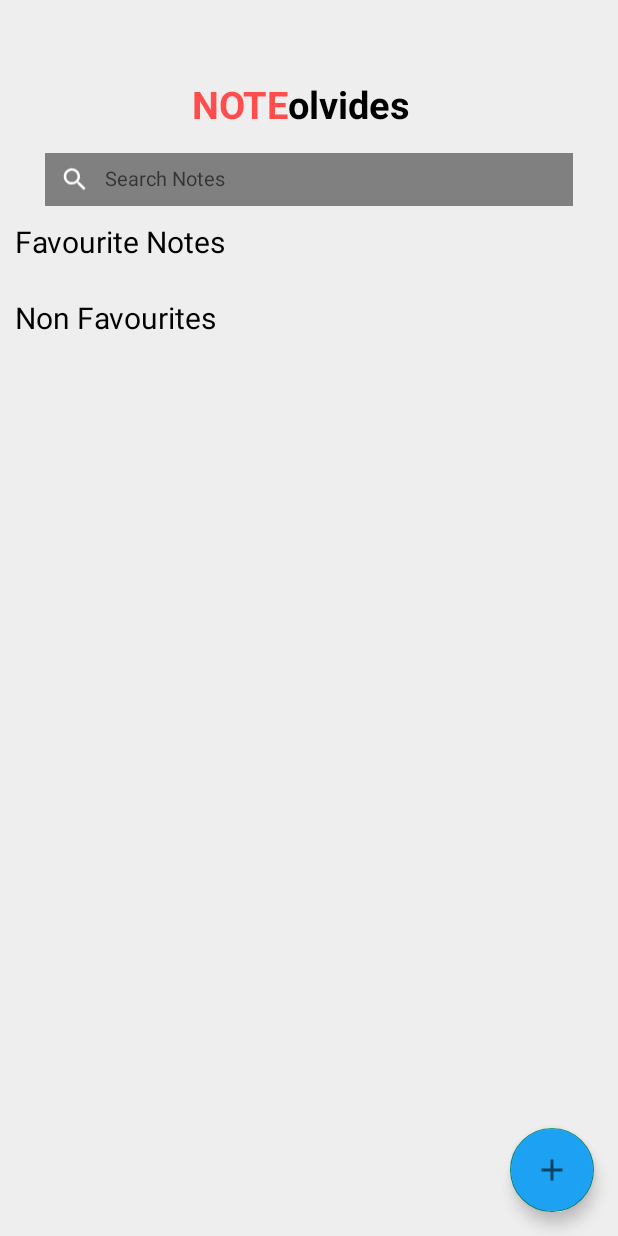
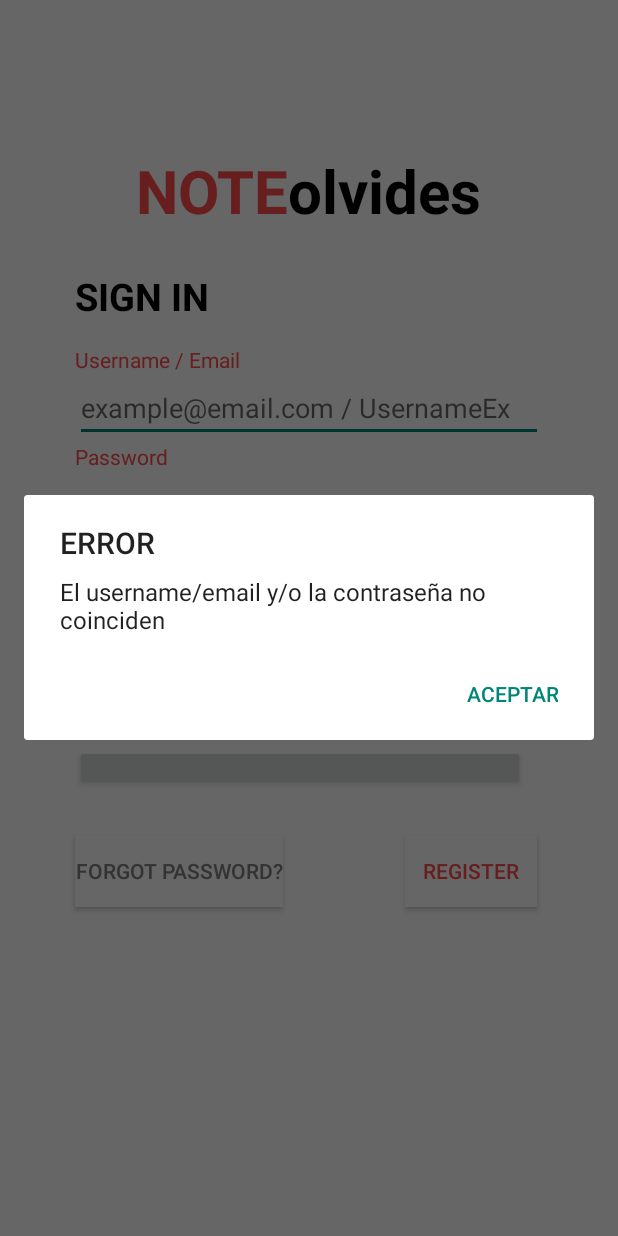
Before and after one commit to Likeamarc/PracticaPiS, an Android app: the screen it shows after launch (HomePage before the commit, MainActivity after it), after a tap on "SIGN IN", on a phone screen of 412 x 824 dp. Run offline under Robolectric (Android 15) with nearby library versions, the phone set to English and light mode, and no system bars; our stand-ins replace Room's generated code, sdp/ssp sizes; plain views replace LoginButton, TwitterLoginButton; 2 statements that could not run were skipped.

Commit message:
Sistema de login metido en el view model, he tenido que comentar la database de favorites porque em daba error

```diff
--- a/app/src/main/java/com/example/practicapis/activities/HomePage.java
+++ b/app/src/main/java/com/example/practicapis/activities/HomePage.java
@@ -72,7 +72,7 @@ public class HomePage extends AppCompatActivity implements NoteListener {
         mRecyclerView.setAdapter(notesAdapter);
         favsRecyclerView.setAdapter(favsAdapter);
 
-        getFavourites(REQUEST_CODE_SHOW_NOTES, false);
+        //getFavourites(REQUEST_CODE_SHOW_NOTES, false);
         getNotes(REQUEST_CODE_SHOW_NOTES, false);
 
         EditText inputSearch = findViewById(R.id.inputSearch);
@@ -113,7 +113,7 @@ public class HomePage extends AppCompatActivity implements NoteListener {
         startActivityForResult(intent, REQUEST_CODE_UPDATE_NOTE);
     }
 
-    private void getFavourites(final int requestCode, final boolean isNoteDeleted){
+    /*private void getFavourites(final int requestCode, final boolean isNoteDeleted){
         class getFavouritesText extends AsyncTask<Void, Void, List<Note>>{
             @Override
             protected List<Note> doInBackground(Void... voids) {
@@ -148,7 +148,7 @@ public class HomePage extends AppCompatActivity implements NoteListener {
             }
         }
         new getFavouritesText().execute();
-    }
+    }*/
 
     private void getNotes(final int requestCode, final boolean isNoteDeleted){
 
@@ -193,11 +193,11 @@ public class HomePage extends AppCompatActivity implements NoteListener {
     protected void onActivityResult(int requestCode, int resultCode, @Nullable Intent data) {
         super.onActivityResult(requestCode, resultCode, data);
         if(requestCode == REQUEST_CODE_ADD_NOTE && resultCode == RESULT_OK){
-            getFavourites(REQUEST_CODE_ADD_NOTE, false);
+            //getFavourites(REQUEST_CODE_ADD_NOTE, false);
             getNotes(REQUEST_CODE_ADD_NOTE, false);
         }else if(requestCode == REQUEST_CODE_UPDATE_NOTE && resultCode == RESULT_OK){
             if(data != null){
-                getFavourites(REQUEST_CODE_UPDATE_NOTE, data.getBooleanExtra( "isNoteDeleted", false));
+                //getFavourites(REQUEST_CODE_UPDATE_NOTE, data.getBooleanExtra( "isNoteDeleted", false));
                 getNotes(REQUEST_CODE_UPDATE_NOTE, data.getBooleanExtra( "isNoteDeleted", false));
             }
         }
--- a/app/src/main/java/com/example/practicapis/activities/MainActivity.java
+++ b/app/src/main/java/com/example/practicapis/activities/MainActivity.java
@@ -4,25 +4,34 @@ import android.content.Intent;
 import android.os.Bundle;
 
 
+import androidx.appcompat.app.AlertDialog;
 import androidx.appcompat.app.AppCompatActivity;
+import androidx.lifecycle.ViewModelProvider;
 
 import android.view.View;
 
 import android.view.Menu;
 import android.view.MenuItem;
 import android.widget.Button;
+import android.widget.EditText;
 
 import com.example.practicapis.R;
+import com.example.practicapis.database.LoginDatabase;
+import com.example.practicapis.entities.Login;
+import com.example.practicapis.viewmodel.LoginViewModel;
+
+import java.util.List;
 
 
 public class MainActivity extends AppCompatActivity {
 
-    //TwitterLoginButtonButton twitterButton;
+    public LoginViewModel loginViewModel;
 
     @Override
     protected void onCreate(Bundle savedInstanceState) {
         Button buttonRegister, buttonSingIn;
         super.onCreate(savedInstanceState);
+        loginViewModel = LoginViewModel.get(getApplication());
 
         /*Twitter.initialize(this);*/
 
@@ -34,7 +43,7 @@ public class MainActivity extends AppCompatActivity {
         buttonSingIn.setOnClickListener(new View.OnClickListener() {
             @Override
             public void onClick(View v) {
-                startActivity(new Intent(MainActivity.this, HomePage.class));
+                checkAccount();
             }
         });
 
@@ -44,6 +53,52 @@ public class MainActivity extends AppCompatActivity {
                 startActivity(new Intent(MainActivity.this, activity_register.class));
             }
         });
+
+    }
+
+    private void checkAccount(){
+        Login mainUser = null;
+        EditText loginName = findViewById(R.id.user);
+        EditText password = findViewById(R.id.password);
+
+        String loginNameText = loginName.getText().toString();
+        String passwordText = password.getText().toString();
+
+        List<Login> userLogin = loginViewModel.getUsersWithUsername(loginNameText);
+
+        if(userLogin == null){
+            AlertDialog.Builder builder = new AlertDialog.Builder(MainActivity.this);
+            builder.setTitle("ERROR");
+            builder.setMessage("El username/email y/o la contraseña no coinciden");
+            builder.setPositiveButton("Aceptar", null);
+
+            AlertDialog dialog = builder.create();
+            dialog.show();
+            return;
+        }
+
+        if(userLogin != null){
+            mainUser = userLogin.get(0);
+        }
+
+
+        if(mainUser.getPassword().equals(passwordText)){
+            startActivity(new Intent(MainActivity.this, HomePage.class));
+        }
+        else{
+            AlertDialog.Builder builder = new AlertDialog.Builder(MainActivity.this);
+            builder.setTitle("ERROR");
+            builder.setMessage("El username/email y/o la contraseña no coinciden");
+            builder.setPositiveButton("Aceptar", null);
+
+            AlertDialog dialog = builder.create();
+            dialog.show();
+        }
+
+
+
+
+
 
     }
 
--- a/app/src/main/java/com/example/practicapis/dao/LoginDao.java
+++ b/app/src/main/java/com/example/practicapis/dao/LoginDao.java
@@ -15,8 +15,14 @@ import java.util.List;
 @Dao
 public interface LoginDao {
 
-    @Query("SELECT * FROM login ORDER BY username DESC" )
-    LiveData<List<Login>> getAllUsers();
+    @Query("SELECT * FROM login" )
+    List<Login> getAllUsers();
+
+    @Query("SELECT * FROM login WHERE username = :search")
+    public List<Login> findUserWithName(String search);
+
+    @Query("SELECT * FROM login WHERE email = :search")
+    public List<Login> findUserWithEmail(String search);
 
     @Insert(onConflict = OnConflictStrategy.REPLACE)
     void insertUser (Login user);
--- a/app/src/main/java/com/example/practicapis/database/FavouriteDatabase.java
+++ b/app/src/main/java/com/example/practicapis/database/FavouriteDatabase.java
@@ -20,7 +20,7 @@ public abstract class FavouriteDatabase extends RoomDatabase {
                     context,
                     FavouriteDatabase.class,
                     "notes_db"
-            ).build();
+            ).fallbackToDestructiveMigration().build();
         }
         return notesDatabase;
     }
--- a/app/src/main/java/com/example/practicapis/database/LoginDatabase.java
+++ b/app/src/main/java/com/example/practicapis/database/LoginDatabase.java
@@ -12,7 +12,7 @@ import java.util.concurrent.ExecutorService;
 import java.util.concurrent.Executors;
 
 
-@Database(entities = Login.class, version = 1, exportSchema = false)
+@Database(entities = Login.class, version = 2, exportSchema = false)
 public abstract class LoginDatabase extends RoomDatabase {
 
     private static final String DB_NAME = "login_db";
@@ -20,7 +20,7 @@ public abstract class LoginDatabase extends RoomDatabase {
 
     public static synchronized LoginDatabase getInstance(Context context){
         if(instance == null){
-            instance = Room.databaseBuilder(context.getApplicationContext(), LoginDatabase.class, DB_NAME).fallbackToDestructiveMigration().build();
+            instance = Room.databaseBuilder(context.getApplicationContext(), LoginDatabase.class, DB_NAME).fallbackToDestructiveMigration().allowMainThreadQueries().build();
         }
         return instance;
     }
--- a/app/src/main/java/com/example/practicapis/database/NoteDatabase.java
+++ b/app/src/main/java/com/example/practicapis/database/NoteDatabase.java
@@ -10,7 +10,7 @@ import androidx.room.RoomDatabase;
 import com.example.practicapis.dao.NoteDao;
 import com.example.practicapis.entities.Note;
 
-@Database(entities = Note.class, version = 1, exportSchema = false)
+@Database(entities = Note.class, version = 2, exportSchema = false)
 public abstract class NoteDatabase extends RoomDatabase {
 
     private static NoteDatabase notesDatabase;
@@ -21,7 +21,7 @@ public abstract class NoteDatabase extends RoomDatabase {
                     context,
                     NoteDatabase.class,
                     "notes_db"
-            ).build();
+            ).fallbackToDestructiveMigration().build();
         }
         return notesDatabase;
     }
--- a/app/src/main/java/com/example/practicapis/viewmodel/LoginViewModel.java
+++ b/app/src/main/java/com/example/practicapis/viewmodel/LoginViewModel.java
@@ -21,25 +21,56 @@ import com.example.practicapis.entities.Login;
 import com.example.practicapis.entities.Note;
 
 import java.util.List;
+import java.util.concurrent.Executors;
 
 
 public class LoginViewModel extends AndroidViewModel {
+    private static LoginViewModel vmInstance;
     private LoginDatabase loginDatabase;
-    public LiveData<List<Login>> usersListLiveData;
+    public List<Login> usersListLiveData;
 
     public LoginViewModel(@NonNull Application application) {
         super(application);
         loginDatabase = LoginDatabase.getInstance(application);
-        usersListLiveData = loginDatabase.loginDao().getAllUsers();
+        Executors.newSingleThreadExecutor().execute(new Runnable() {
+            @Override
+            public void run() {
+                usersListLiveData = loginDatabase.loginDao().getAllUsers();
+            }
+        });
+
+    }
+
+    @MainThread
+    public static LoginViewModel get(@NonNull Application application){
+        if(vmInstance == null){
+            vmInstance = new LoginViewModel(application);
+        }
+        return vmInstance;
     }
 
 
-    public LiveData<List<Login>> getUsersListLiveData(){
+    public List<Login> getUsersListLiveData(){
+        usersListLiveData = loginDatabase.loginDao().getAllUsers();
         return usersListLiveData;
+
+    }
+
+    public List<Login> getUsersWithEmail(String search){
+        return loginDatabase.loginDao().findUserWithEmail(search);
+    }
+
+    public List<Login> getUsersWithUsername(String search){
+        return loginDatabase.loginDao().findUserWithName(search);
     }
 
     public void insertUser(Login login){
-        loginDatabase.loginDao().insertUser(login);
+        Executors.newSingleThreadExecutor().execute(new Runnable() {
+            @Override
+            public void run() {
+                loginDatabase.loginDao().insertUser(login);
+            }
+        });
     }
 
     public void deleteUser(Login login){
```
Also changed, not shown: app/src/main/java/com/example/practicapis/activities/activity_register.java (+34 -10 lines).
